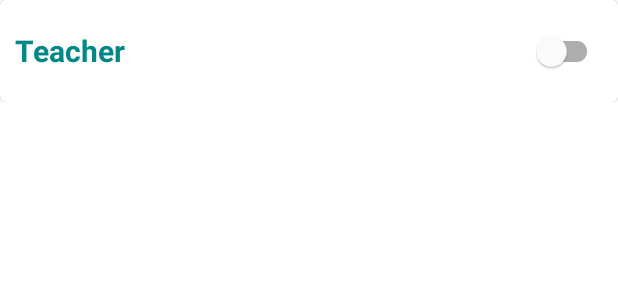
After one commit to Shikharkannojia/TimeTab, an Android app: the layout item_teacher_availability.xml on its own in the app's theme, with its tools: preview values and no code run, on a phone screen of 412 x 824 dp. The commit adds this screen. Shown: the top 300 px of the screen. Run offline under Robolectric (Android 15) with nearby library versions, the phone set to English and light mode, and no system bars.

Commit message:
Added suggestion of teachers feature ~ akshay

```diff
--- /dev/null
+++ b/app/src/main/res/layout/item_teacher_availability.xml
@@ -0,0 +1,53 @@
+<?xml version="1.0" encoding="utf-8"?>
+<androidx.constraintlayout.widget.ConstraintLayout xmlns:android="http://schemas.android.com/apk/res/android"
+    android:layout_width="match_parent"
+    android:layout_height="wrap_content"
+    xmlns:app="http://schemas.android.com/apk/res-auto">
+
+    <com.google.android.material.card.MaterialCardView
+        android:id="@+id/card_view_teacher"
+        android:layout_width="match_parent"
+        android:layout_height="wrap_content"
+        app:layout_constraintTop_toTopOf="parent"
+        android:backgroundTint="@color/white">
+
+        <androidx.constraintlayout.widget.ConstraintLayout
+            android:id="@+id/teacher_view"
+            android:layout_width="match_parent"
+            android:layout_height="match_parent"
+            android:layout_margin="10dp">
+
+
+<!--            <TextView-->
+<!--                android:id="@+id/name"-->
+<!--                android:layout_width="wrap_content"-->
+<!--                android:layout_height="wrap_content"-->
+<!--                android:text="@string/lecture_name"-->
+<!--                android:textSize="20sp"-->
+<!--                android:textStyle="bold"-->
+<!--                android:textColor="@color/teal_700"-->
+<!--                app:layout_constraintStart_toStartOf="parent"-->
+<!--                app:layout_constraintTop_toTopOf="parent"/>-->
+<!--            -->
+            <com.google.android.material.switchmaterial.SwitchMaterial
+                android:id="@+id/teacher_availability"
+                android:layout_width="match_parent"
+                android:layout_height="wrap_content"
+                android:text="Teacher"
+                android:textSize="20sp"
+                android:textStyle="bold"
+                android:textColor="@color/teal_700"
+                app:layout_constraintStart_toStartOf="parent"
+                app:layout_constraintTop_toTopOf="parent"
+                app:layout_constraintBottom_toBottomOf="parent"/>
+
+        </androidx.constraintlayout.widget.ConstraintLayout>
+
+
+
+    </com.google.android.material.card.MaterialCardView>
+
+
+
+
+</androidx.constraintlayout.widget.ConstraintLayout>
```
Also changed, not shown: app/src/main/java/com/bpitindia/myapplication/MainActivity.kt (+17 -2 lines), app/src/main/java/com/bpitindia/myapplication/data/AllTeachers.kt (added, +39 -0 lines), app/src/main/java/com/bpitindia/myapplication/recyclerview/TeacherAvailabilityAdapter.kt (added, +40 -0 lines), app/src/main/res/layout/activity_main.xml (+9 -0 lines).
